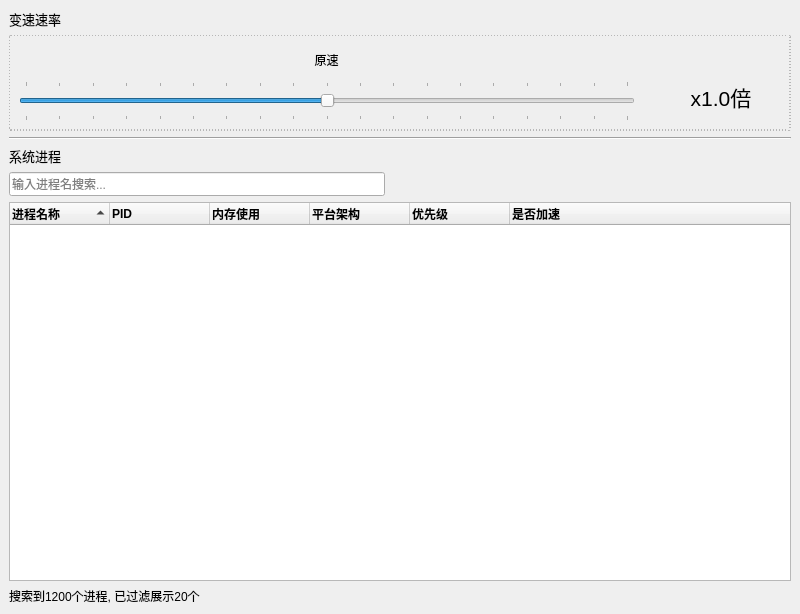
Before: the Qt Designer form mainwindow.ui in zxlhhyccc/OpenSpeedy, drawn with Qt 5.
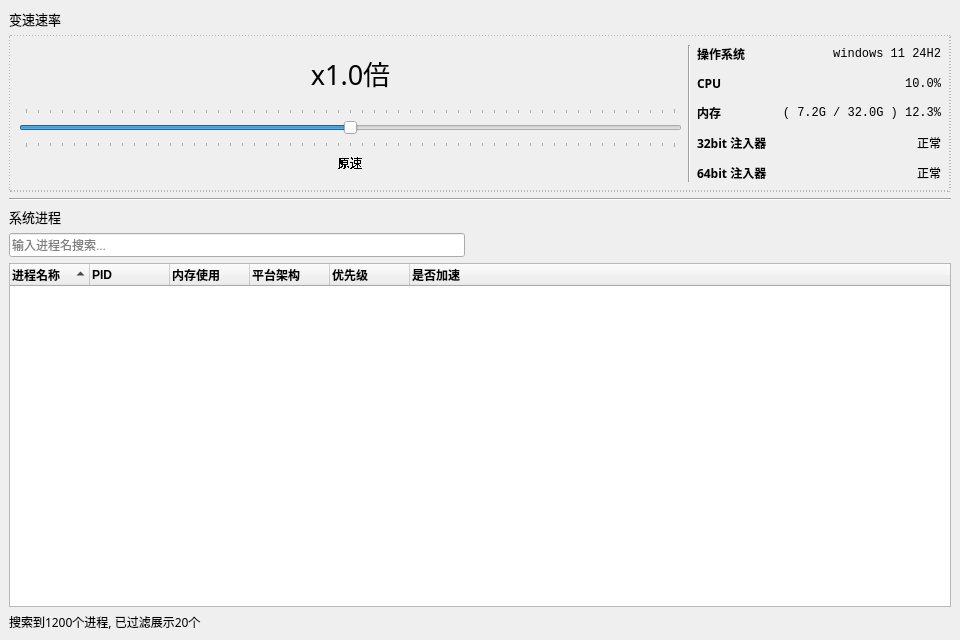
After: the same form once the commit is applied.

Commit message: add windows version, cpu, mem sysinf

The edit to the form file:
```diff
--- a/mainwindow.ui
+++ b/mainwindow.ui
@@ -6,8 +6,8 @@
    <rect>
     <x>0</x>
     <y>0</y>
-    <width>800</width>
-    <height>614</height>
+    <width>960</width>
+    <height>640</height>
    </rect>
   </property>
   <property name="sizePolicy">
@@ -18,19 +18,27 @@
   </property>
   <property name="minimumSize">
    <size>
-    <width>600</width>
-    <height>400</height>
+    <width>800</width>
+    <height>500</height>
    </size>
   </property>
   <property name="maximumSize">
    <size>
-    <width>960</width>
+    <width>1280</width>
     <height>640</height>
    </size>
   </property>
+  <property name="font">
+   <font>
+    <family>MS PGothic</family>
+   </font>
+  </property>
   <property name="windowTitle">
    <string>OpenSpeedy</string>
   </property>
+  <property name="styleSheet">
+   <string notr="true"/>
+  </property>
   <widget class="QWidget" name="centralwidget">
    <layout class="QVBoxLayout" name="verticalLayout_2">
     <item>
@@ -58,10 +66,16 @@
         <property name="enabled">
          <bool>true</bool>
         </property>
+        <property name="sizePolicy">
+         <sizepolicy hsizetype="Preferred" vsizetype="Fixed">
+          <horstretch>0</horstretch>
+          <verstretch>0</verstretch>
+         </sizepolicy>
+        </property>
         <property name="minimumSize">
          <size>
           <width>0</width>
-          <height>96</height>
+          <height>0</height>
          </size>
         </property>
         <property name="styleSheet">
@@ -76,122 +90,320 @@
         <property name="frameShadow">
          <enum>QFrame::Raised</enum>
         </property>
-        <layout class="QVBoxLayout" name="frameLayout">
-         <item>
-          <layout class="QHBoxLayout" name="originSpeedLayout">
-           <item>
-            <widget class="QLabel" name="originSpeedLabel">
-             <property name="sizePolicy">
-              <sizepolicy hsizetype="Expanding" vsizetype="Preferred">
-               <horstretch>0</horstretch>
-               <verstretch>0</verstretch>
-              </sizepolicy>
-             </property>
-             <property name="text">
-              <string>原速</string>
-             </property>
-             <property name="alignment">
-              <set>Qt::AlignCenter</set>
-             </property>
-            </widget>
-           </item>
-           <item>
-            <spacer name="originSpeedSpacer">
-             <property name="orientation">
-              <enum>Qt::Horizontal</enum>
-             </property>
-             <property name="sizeType">
-              <enum>QSizePolicy::Minimum</enum>
-             </property>
-             <property name="sizeHint" stdset="0">
-              <size>
-               <width>147</width>
-               <height>20</height>
-              </size>
-             </property>
-            </spacer>
-           </item>
-          </layout>
+        <layout class="QGridLayout" name="gridLayout">
+         <item row="0" column="0" rowspan="2">
+          <widget class="QLabel" name="sliderLabel">
+           <property name="sizePolicy">
+            <sizepolicy hsizetype="Expanding" vsizetype="Maximum">
+             <horstretch>0</horstretch>
+             <verstretch>0</verstretch>
+            </sizepolicy>
+           </property>
+           <property name="minimumSize">
+            <size>
+             <width>120</width>
+             <height>0</height>
+            </size>
+           </property>
+           <property name="font">
+            <font>
+             <family>LXGW WenKai</family>
+             <pointsize>20</pointsize>
+             <italic>false</italic>
+             <bold>false</bold>
+             <kerning>true</kerning>
+            </font>
+           </property>
+           <property name="layoutDirection">
+            <enum>Qt::LeftToRight</enum>
+           </property>
+           <property name="styleSheet">
+            <string notr="true"/>
+           </property>
+           <property name="text">
+            <string>x1.0倍</string>
+           </property>
+           <property name="alignment">
+            <set>Qt::AlignCenter</set>
+           </property>
+          </widget>
          </item>
-         <item>
-          <layout class="QHBoxLayout" name="sliderLayout">
-           <property name="rightMargin">
+         <item row="3" column="0">
+          <widget class="QLabel" name="originSpeedLabel">
+           <property name="sizePolicy">
+            <sizepolicy hsizetype="MinimumExpanding" vsizetype="Preferred">
+             <horstretch>0</horstretch>
+             <verstretch>0</verstretch>
+            </sizepolicy>
+           </property>
+           <property name="font">
+            <font>
+             <family>MS PGothic</family>
+             <underline>false</underline>
+             <stylestrategy>NoAntialias</stylestrategy>
+            </font>
+           </property>
+           <property name="text">
+            <string>原速</string>
+           </property>
+           <property name="alignment">
+            <set>Qt::AlignHCenter|Qt::AlignTop</set>
+           </property>
+           <property name="indent">
             <number>0</number>
            </property>
-           <item>
-            <widget class="QSlider" name="sliderCtrl">
-             <property name="minimumSize">
-              <size>
-               <width>0</width>
-               <height>40</height>
-              </size>
+          </widget>
+         </item>
+         <item row="0" column="1" rowspan="4">
+          <widget class="Line" name="osSpliter">
+           <property name="frameShadow">
+            <enum>QFrame::Sunken</enum>
+           </property>
+           <property name="lineWidth">
+            <number>1</number>
+           </property>
+           <property name="orientation">
+            <enum>Qt::Vertical</enum>
+           </property>
+          </widget>
+         </item>
+         <item row="2" column="0">
+          <widget class="QSlider" name="sliderCtrl">
+           <property name="sizePolicy">
+            <sizepolicy hsizetype="MinimumExpanding" vsizetype="Fixed">
+             <horstretch>2</horstretch>
+             <verstretch>0</verstretch>
+            </sizepolicy>
+           </property>
+           <property name="minimumSize">
+            <size>
+             <width>300</width>
+             <height>40</height>
+            </size>
+           </property>
+           <property name="cursor">
+            <cursorShape>ArrowCursor</cursorShape>
+           </property>
+           <property name="mouseTracking">
+            <bool>true</bool>
+           </property>
+           <property name="tabletTracking">
+            <bool>false</bool>
+           </property>
+           <property name="minimum">
+            <number>-27</number>
+           </property>
+           <property name="maximum">
+            <number>27</number>
+           </property>
+           <property name="orientation">
+            <enum>Qt::Horizontal</enum>
+           </property>
+           <property name="invertedControls">
+            <bool>false</bool>
+           </property>
+           <property name="tickPosition">
+            <enum>QSlider::TicksBothSides</enum>
+           </property>
+           <property name="tickInterval">
+            <number>1</number>
+           </property>
+          </widget>
+         </item>
+         <item row="0" column="2" rowspan="4">
+          <layout class="QFormLayout" name="osLayout">
+           <property name="sizeConstraint">
+            <enum>QLayout::SetMaximumSize</enum>
+           </property>
+           <property name="fieldGrowthPolicy">
+            <enum>QFormLayout::AllNonFixedFieldsGrow</enum>
+           </property>
+           <property name="rowWrapPolicy">
+            <enum>QFormLayout::DontWrapRows</enum>
+           </property>
+           <property name="verticalSpacing">
+            <number>12</number>
+           </property>
+           <item row="1" column="0">
+            <widget class="QLabel" name="osLabel">
+             <property name="font">
+              <font>
+               <family>MS PGothic</family>
+               <bold>true</bold>
+               <stylestrategy>PreferAntialias</stylestrategy>
+               <kerning>true</kerning>
+              </font>
              </property>
-             <property name="cursor">
-              <cursorShape>ArrowCursor</cursorShape>
+             <property name="text">
+              <string>操作系统</string>
              </property>
-             <property name="mouseTracking">
-              <bool>true</bool>
+            </widget>
+           </item>
+           <item row="1" column="1">
+            <widget class="QLabel" name="osContent">
+             <property name="sizePolicy">
+              <sizepolicy hsizetype="MinimumExpanding" vsizetype="Preferred">
+               <horstretch>0</horstretch>
+               <verstretch>0</verstretch>
+              </sizepolicy>
              </property>
-             <property name="minimum">
-              <number>-9</number>
+             <property name="font">
+              <font>
+               <family>Courier New</family>
+              </font>
              </property>
-             <property name="maximum">
-              <number>9</number>
+             <property name="text">
+              <string>windows 11 24H2</string>
              </property>
-             <property name="orientation">
-              <enum>Qt::Horizontal</enum>
+             <property name="alignment">
+              <set>Qt::AlignRight|Qt::AlignTrailing|Qt::AlignVCenter</set>
              </property>
-             <property name="invertedControls">
-              <bool>false</bool>
+            </widget>
+           </item>
+           <item row="2" column="0">
+            <widget class="QLabel" name="cpuLabel">
+             <property name="font">
+              <font>
+               <family>MS PGothic</family>
+               <bold>true</bold>
+               <stylestrategy>PreferAntialias</stylestrategy>
+               <kerning>true</kerning>
+              </font>
              </property>
-             <property name="tickPosition">
-              <enum>QSlider::TicksBothSides</enum>
+             <property name="text">
+              <string>CPU</string>
              </property>
+             <property name="alignment">
+              <set>Qt::AlignLeading|Qt::AlignLeft|Qt::AlignVCenter</set>
+             </property>
             </widget>
            </item>
-           <item>
-            <spacer name="sliderSpace">
-             <property name="orientation">
-              <enum>Qt::Horizontal</enum>
+           <item row="2" column="1">
+            <widget class="QLabel" name="cpuContent">
+             <property name="sizePolicy">
+              <sizepolicy hsizetype="MinimumExpanding" vsizetype="Preferred">
+               <horstretch>0</horstretch>
+               <verstretch>0</verstretch>
+              </sizepolicy>
              </property>
-             <property name="sizeType">
-              <enum>QSizePolicy::Fixed</enum>
+             <property name="font">
+              <font>
+               <family>Courier New</family>
+              </font>
              </property>
-             <property name="sizeHint" stdset="0">
-              <size>
-               <width>20</width>
-               <height>20</height>
-              </size>
+             <property name="text">
+              <string>10.0%</string>
              </property>
-            </spacer>
+             <property name="alignment">
+              <set>Qt::AlignRight|Qt::AlignTrailing|Qt::AlignVCenter</set>
+             </property>
+            </widget>
            </item>
-           <item>
-            <widget class="QLabel" name="sliderLabel">
+           <item row="3" column="0">
+            <widget class="QLabel" name="memLabel">
+             <property name="font">
+              <font>
+               <family>MS PGothic</family>
+               <bold>true</bold>
+               <stylestrategy>PreferAntialias</stylestrategy>
+               <kerning>true</kerning>
+              </font>
+             </property>
+             <property name="text">
+              <string>内存</string>
+             </property>
+            </widget>
+           </item>
+           <item row="3" column="1">
+            <widget class="QLabel" name="memContent">
              <property name="sizePolicy">
-              <sizepolicy hsizetype="Fixed" vsizetype="Preferred">
+              <sizepolicy hsizetype="MinimumExpanding" vsizetype="Preferred">
                <horstretch>0</horstretch>
                <verstretch>0</verstretch>
               </sizepolicy>
              </property>
-             <property name="minimumSize">
-              <size>
-               <width>120</width>
-               <height>0</height>
-              </size>
+             <property name="font">
+              <font>
+               <family>Courier New</family>
+              </font>
              </property>
+             <property name="text">
+              <string> ( 7.2G / 32.0G ) 12.3%</string>
+             </property>
+             <property name="alignment">
+              <set>Qt::AlignRight|Qt::AlignTrailing|Qt::AlignVCenter</set>
+             </property>
+            </widget>
+           </item>
+           <item row="4" column="0">
+            <widget class="QLabel" name="injector32Label">
              <property name="font">
               <font>
-               <pointsize>16</pointsize>
+               <family>MS PGothic</family>
+               <bold>true</bold>
+               <stylestrategy>PreferAntialias</stylestrategy>
+               <kerning>true</kerning>
               </font>
              </property>
-             <property name="layoutDirection">
-              <enum>Qt::LeftToRight</enum>
+             <property name="text">
+              <string>32bit 注入器</string>
              </property>
+            </widget>
+           </item>
+           <item row="4" column="1">
+            <widget class="QLabel" name="injector32Status">
+             <property name="sizePolicy">
+              <sizepolicy hsizetype="MinimumExpanding" vsizetype="Preferred">
+               <horstretch>0</horstretch>
+               <verstretch>0</verstretch>
+              </sizepolicy>
+             </property>
+             <property name="font">
+              <font>
+               <family>Courier New</family>
+              </font>
+             </property>
              <property name="text">
-              <string>x1.0倍</string>
+              <string>正常</string>
              </property>
              <property name="alignment">
-              <set>Qt::AlignHCenter|Qt::AlignTop</set>
+              <set>Qt::AlignRight|Qt::AlignTrailing|Qt::AlignVCenter</set>
+             </property>
+            </widget>
+           </item>
+           <item row="5" column="0">
+            <widget class="QLabel" name="injector64Label">
+             <property name="font">
+              <font>
+               <family>MS PGothic</family>
+               <bold>true</bold>
+               <stylestrategy>PreferAntialias</stylestrategy>
+               <kerning>true</kerning>
+              </font>
+             </property>
+             <property name="text">
+              <string>64bit 注入器</string>
+             </property>
+            </widget>
+           </item>
+           <item row="5" column="1">
+            <widget class="QLabel" name="injector64Status">
+             <property name="sizePolicy">
+              <sizepolicy hsizetype="MinimumExpanding" vsizetype="Preferred">
+               <horstretch>0</horstretch>
+               <verstretch>0</verstretch>
+              </sizepolicy>
+             </property>
+             <property name="font">
+              <font>
+               <family>Courier New</family>
+              </font>
+             </property>
+             <property name="text">
+              <string>正常</string>
+             </property>
+             <property name="alignment">
+              <set>Qt::AlignRight|Qt::AlignTrailing|Qt::AlignVCenter</set>
              </property>
             </widget>
            </item>
@@ -313,6 +525,12 @@
         <attribute name="headerCascadingSectionResizes">
          <bool>true</bool>
         </attribute>
+        <attribute name="headerDefaultSectionSize">
+         <number>80</number>
+        </attribute>
+        <attribute name="headerStretchLastSection">
+         <bool>true</bool>
+        </attribute>
         <column>
          <property name="text">
           <string>进程名称</string>
@@ -381,7 +599,7 @@
      <widget class="QLabel" name="processMonitorLabel">
       <property name="font">
        <font>
-        <family>Microsoft YaHei UI</family>
+        <family>MS PGothic</family>
        </font>
       </property>
       <property name="text">
```
Left out of the diff: 5 changed lines with no effect on the pictures. The commit also changes 14 other files.
